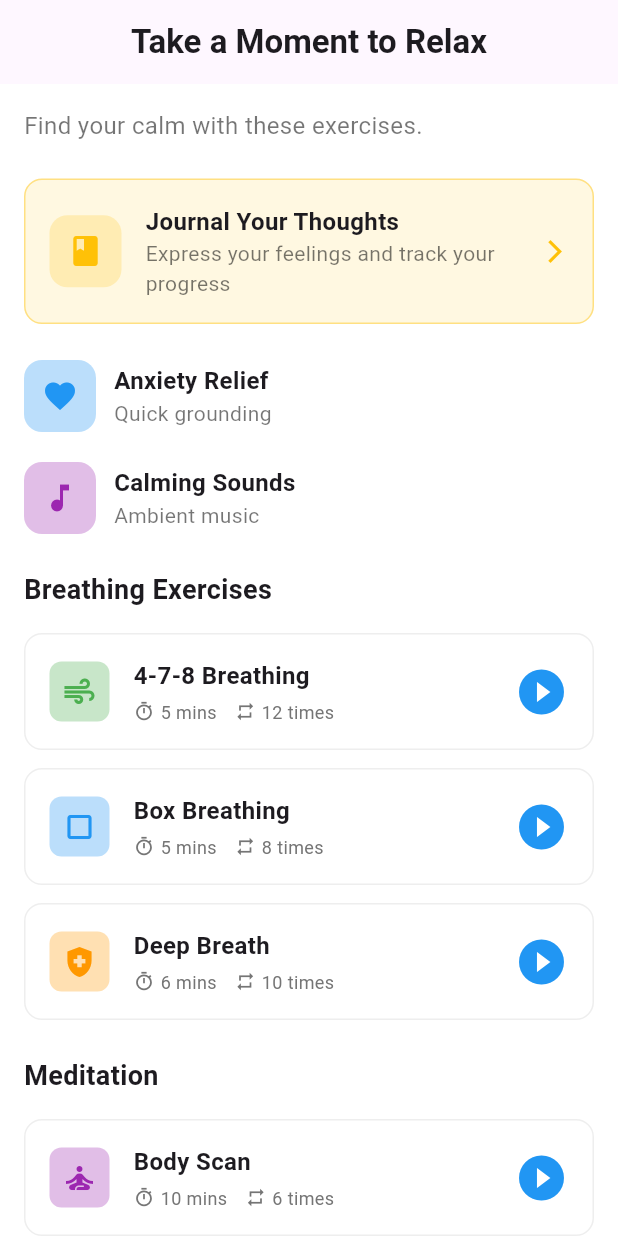
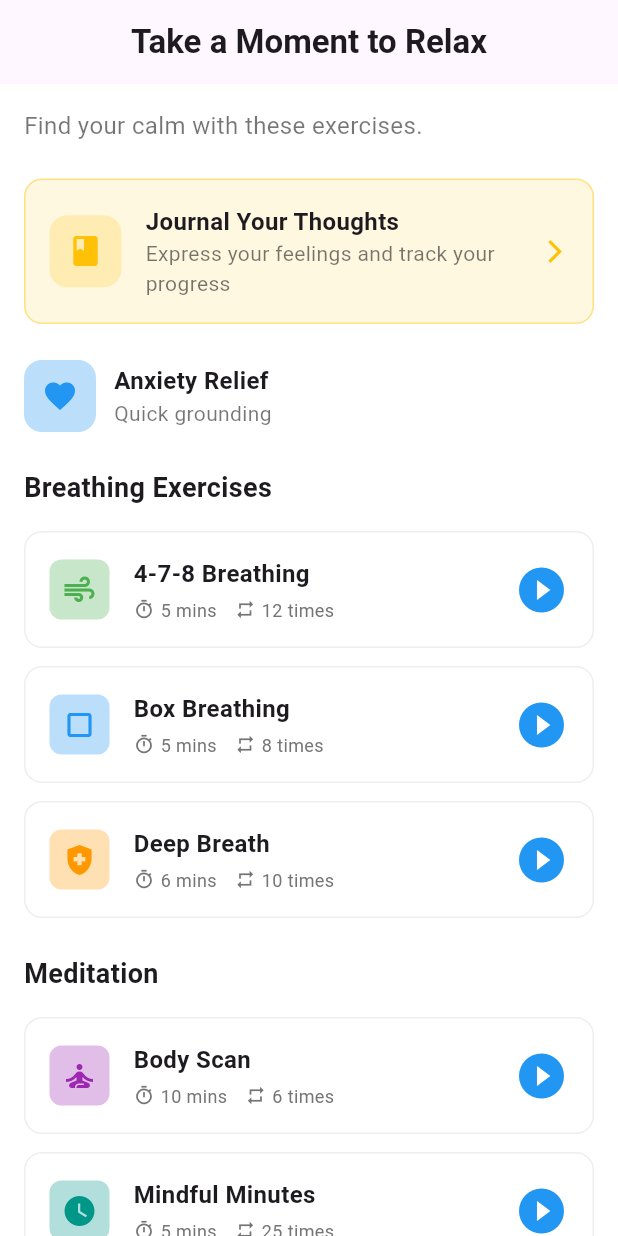
Before and after one commit to CSC-3380-Spring-2025/Team-15, a Flutter app: the RelaxPage screen opened directly, on a phone screen of 412 x 824 dp. Run offline on Flutter 3.47's test engine with Material 3 defaults, Android fonts, the phone set to English and light mode, and no system bars; our stand-ins replace audioplayers, cloud_firestore, firebase_auth, firebase_core, shared_preferences, table_calendar; accounts and stored records are empty; Roboto replaces fonts that are missing (Poppins).

Commit message:
deleted unecessary code from the app and added a notificaiton

```diff
--- a/fortis/lib/pages/relax.dart
+++ b/fortis/lib/pages/relax.dart
@@ -8,7 +8,6 @@ import 'pop_up_pages/grounding_exercise.dart';
 import 'package:fortis/pages/my_journals_page.dart';
 import 'package:provider/provider.dart';
 import 'package:fortis/theme_change.dart';
-
 
 // Convert to StatefulWidget to properly handle state changes
 class RelaxPage extends StatefulWidget {
@@ -165,51 +164,6 @@ class _RelaxPageState extends State<RelaxPage> {
                       ),
                       Text(
                         'Quick grounding',
-                        style: TextStyle(
-                          fontFamily: 'Poppins',
-                          color: Colors.black54,
-                          fontSize: 14,
-                        ),
-                      ),
-                    ],
-                  ),
-                ],
-              ),
-            ),
-
-            const SizedBox(height: 20),
-
-            // Calming Sounds Section
-            GestureDetector(
-              onTap: () {
-                // Add navigation to a calming sounds page
-                print('Calming Sounds tapped!');
-                // Will add functionality here
-              },
-              child: Row(
-                children: [
-                  Container(
-                    padding: const EdgeInsets.all(12),
-                    decoration: BoxDecoration(
-                      color: Colors.purple.shade100,
-                      borderRadius: BorderRadius.circular(12),
-                    ),
-                    child: const Icon(Icons.music_note, color: Colors.purple),
-                  ),
-                  const SizedBox(width: 12),
-                  const Column(
-                    crossAxisAlignment: CrossAxisAlignment.start,
-                    children: [
-                      Text(
-                        'Calming Sounds',
-                        style: TextStyle(
-                          fontFamily: 'Poppins',
-                          fontWeight: FontWeight.w600,
-                          fontSize: 16,
-                        ),
-                      ),
-                      Text(
-                        'Ambient music',
                         style: TextStyle(
                           fontFamily: 'Poppins',
                           color: Colors.black54,
```
Also changed, not shown: fortis/lib/pages/pop_up_pages/notifications.dart (+15 -2 lines).
